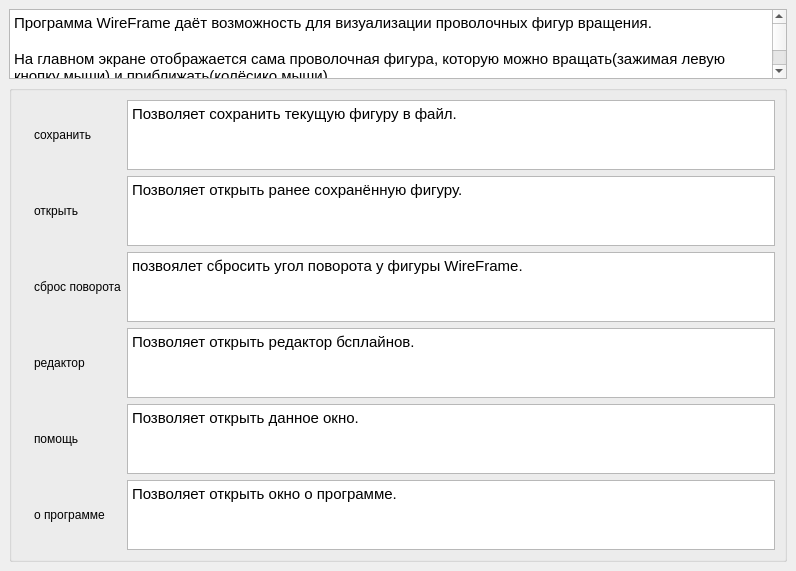
pipichinka/WireFrame, file helpwindow.ui: the form before one commit.
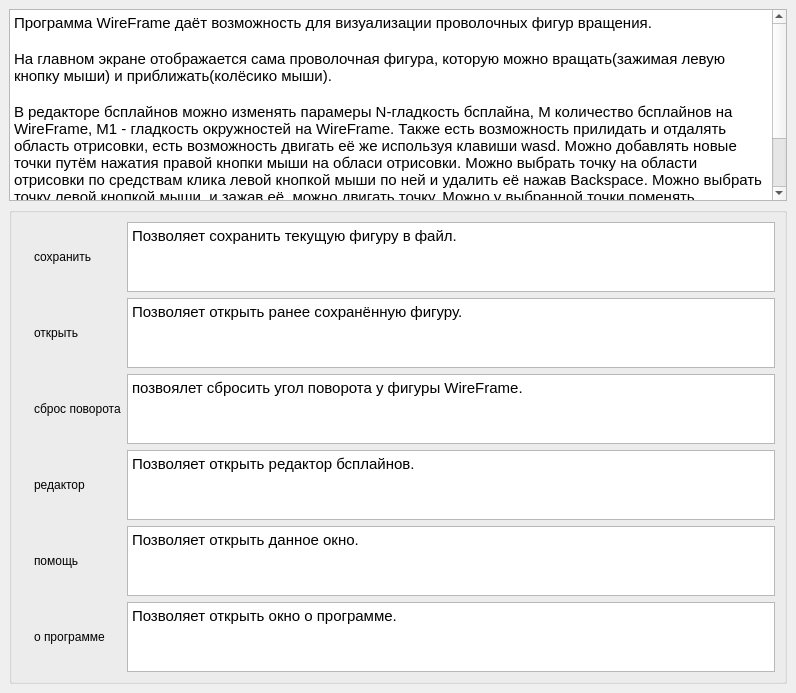
The form after the commit. Icons and pictures are not drawn.

What changed in the file:
```diff
--- a/helpwindow.ui
+++ b/helpwindow.ui
@@ -15,10 +15,13 @@
   </property>
   <widget class="QWidget" name="centralwidget">
    <layout class="QVBoxLayout" name="verticalLayout">
+    <property name="sizeConstraint">
+     <enum>QLayout::SetMinAndMaxSize</enum>
+    </property>
     <item>
-     <widget class="QTextBrowser" name="textBrowser">
+     <widget class="QTextEdit" name="textEdit">
       <property name="sizePolicy">
-       <sizepolicy hsizetype="Expanding" vsizetype="Expanding">
+       <sizepolicy hsizetype="Preferred" vsizetype="Fixed">
         <horstretch>0</horstretch>
         <verstretch>0</verstretch>
        </sizepolicy>
```
Left out of the diff: 216 changed lines with no effect on the pictures.
